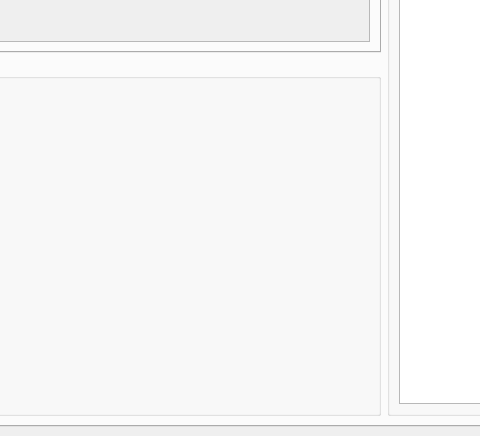
Qt form src/ui/PySide_src/mainWindow.ui (Zeal-L/BiliBili-Manga-Downloader) before a commit; both pictures show x 185 to 665 and y 263 to 699 of the 1138 by 699 pixel window.
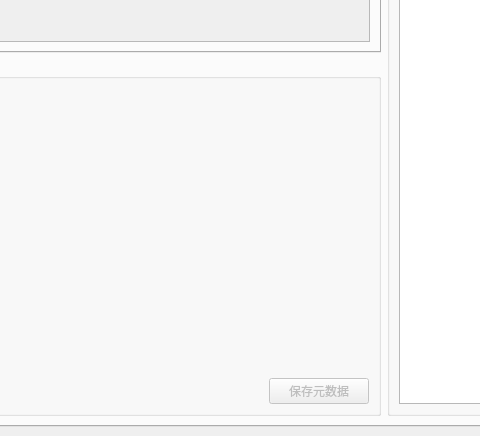
The same form after that commit. The open tabs and pages were chosen to show the change. Icons and pictures are not drawn.

Commit message: :sparkles: 新增保存漫画元数据功能；部分保存方式取消了对漫画原图像的二次压缩

The edit to the form file:
```diff
--- a/src/ui/PySide_src/mainWindow.ui
+++ b/src/ui/PySide_src/mainWindow.ui
@@ -210,7 +210,7 @@
               </layout>
              </item>
              <item>
-              <layout class="QVBoxLayout" name="v_Layout_manga_detail" stretch="0,0,0,0,1">
+              <layout class="QVBoxLayout" name="v_Layout_manga_detail" stretch="0,0,0,0,1,0">
                <property name="spacing">
                 <number>6</number>
                </property>
@@ -252,6 +252,39 @@
                  </property>
                 </widget>
                </item>
+               <item>
+                <layout class="QHBoxLayout" name="horizontalLayout_3">
+                 <item>
+                  <spacer name="horizontalSpacer_7">
+                   <property name="orientation">
+                    <enum>Qt::Horizontal</enum>
+                   </property>
+                   <property name="sizeHint" stdset="0">
+                    <size>
+                     <width>40</width>
+                     <height>20</height>
+                    </size>
+                   </property>
+                  </spacer>
+                 </item>
+                 <item>
+                  <widget class="QPushButton" name="pushButton_save_mata">
+                   <property name="enabled">
+                    <bool>false</bool>
+                   </property>
+                   <property name="minimumSize">
+                    <size>
+                     <width>100</width>
+                     <height>0</height>
+                    </size>
+                   </property>
+                   <property name="text">
+                    <string>保存元数据</string>
+                   </property>
+                  </widget>
+                 </item>
+                </layout>
+               </item>
               </layout>
              </item>
             </layout>
```
Left out of the diff: 8 changed lines with no effect on the pictures. The commit also changes 13 other files.
